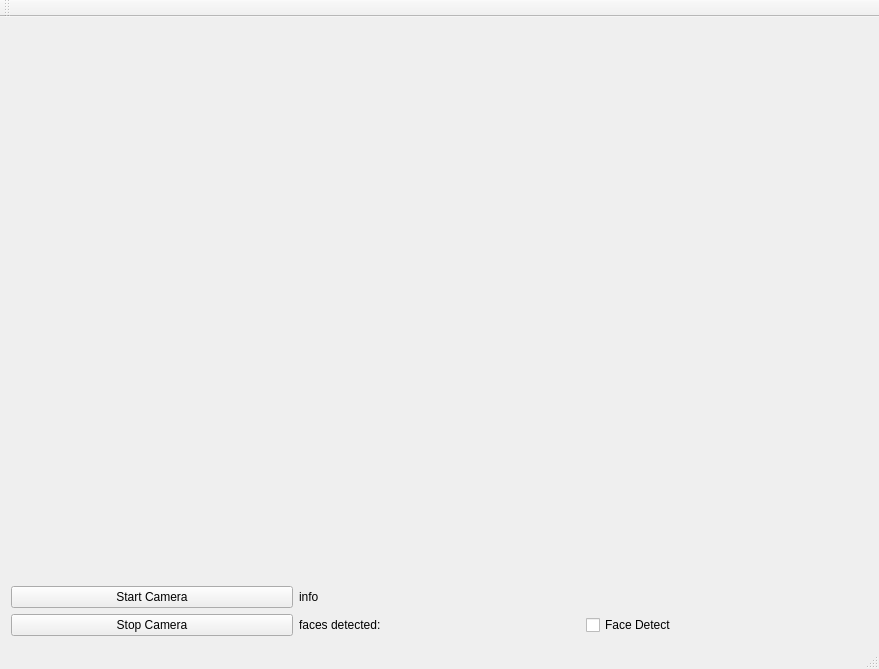
The window that py_faces/face_gui.ui (MisterYu/faces) describes before a commit, drawn with Qt 5.
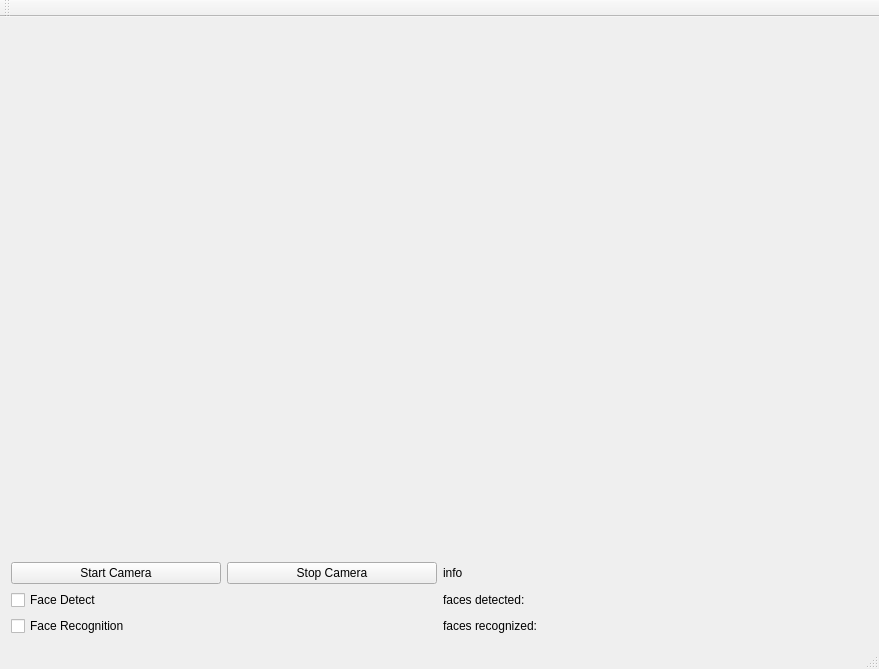
The same window after the commit.

Commit message: updated GUI for recogntion functionality

```diff
--- a/py_faces/face_gui.ui
+++ b/py_faces/face_gui.ui
@@ -18,20 +18,33 @@
     <enum>Qt::LeftToRight</enum>
    </property>
    <layout class="QGridLayout" name="gridLayout">
-    <item row="0" column="0" colspan="3">
-     <widget class="QLabel" name="video_frame_label">
-      <property name="text">
-       <string/>
+    <item row="1" column="0">
+     <spacer name="verticalSpacer">
+      <property name="orientation">
+       <enum>Qt::Vertical</enum>
       </property>
-     </widget>
+      <property name="sizeHint" stdset="0">
+       <size>
+        <width>20</width>
+        <height>40</height>
+       </size>
+      </property>
+     </spacer>
     </item>
-    <item row="3" column="2">
+    <item row="3" column="0">
      <widget class="QCheckBox" name="face_detect_checkBox">
       <property name="text">
        <string>Face Detect</string>
       </property>
      </widget>
     </item>
+    <item row="0" column="0" colspan="4">
+     <widget class="QLabel" name="video_frame_label">
+      <property name="text">
+       <string/>
+      </property>
+     </widget>
+    </item>
     <item row="2" column="0">
      <widget class="QPushButton" name="start_pushButton">
       <property name="text">
@@ -39,21 +52,14 @@
       </property>
      </widget>
     </item>
-    <item row="3" column="0">
-     <widget class="QPushButton" name="stop_pushButton">
-      <property name="text">
-       <string>Stop Camera</string>
-      </property>
-     </widget>
-    </item>
-    <item row="3" column="1">
+    <item row="3" column="2">
      <widget class="QLabel" name="face_detect_label">
       <property name="text">
        <string>faces detected:</string>
       </property>
      </widget>
     </item>
-    <item row="2" column="1">
+    <item row="2" column="2">
      <widget class="QLabel" name="info_label">
       <property name="enabled">
        <bool>true</bool>
@@ -63,6 +69,40 @@
       </property>
      </widget>
     </item>
+    <item row="1" column="3">
+     <spacer name="verticalSpacer_2">
+      <property name="orientation">
+       <enum>Qt::Vertical</enum>
+      </property>
+      <property name="sizeHint" stdset="0">
+       <size>
+        <width>20</width>
+        <height>40</height>
+       </size>
+      </property>
+     </spacer>
+    </item>
+    <item row="4" column="0">
+     <widget class="QCheckBox" name="face_recognition_checkBox">
+      <property name="text">
+       <string>Face Recognition</string>
+      </property>
+     </widget>
+    </item>
+    <item row="2" column="1">
+     <widget class="QPushButton" name="stop_pushButton">
+      <property name="text">
+       <string>Stop Camera</string>
+      </property>
+     </widget>
+    </item>
+    <item row="4" column="2">
+     <widget class="QLabel" name="face_recognition_label">
+      <property name="text">
+       <string>faces recognized:</string>
+      </property>
+     </widget>
+    </item>
    </layout>
   </widget>
   <widget class="QMenuBar" name="menuBar">
```
The commit also changes 2 other files.
